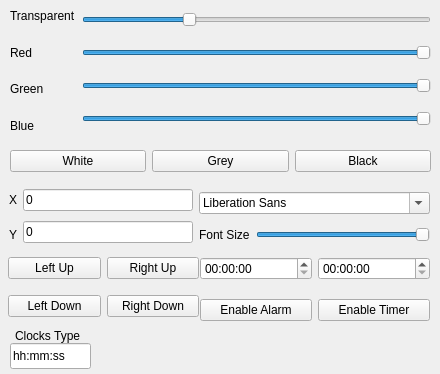
Old version of the form ClocksSettings.ui in the repository Roker2/ClocksOnWindows.
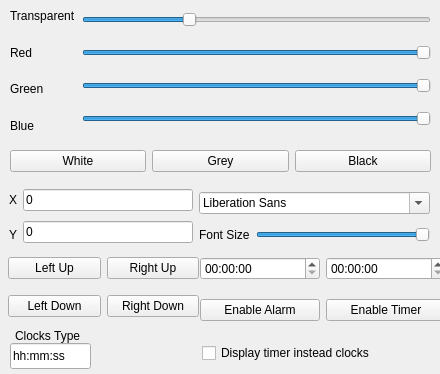
New version of the form. Icons and pictures are not drawn.

Commit message: Add displaying timer time feature

```diff
--- a/ClocksSettings.ui
+++ b/ClocksSettings.ui
@@ -320,12 +320,12 @@
     <string>Clocks Type</string>
    </property>
   </widget>
-  <widget class="QWidget" name="">
+  <widget class="QWidget" name="layoutWidget">
    <property name="geometry">
     <rect>
      <x>200</x>
      <y>244</y>
-     <width>230</width>
+     <width>246</width>
      <height>90</height>
     </rect>
    </property>
@@ -371,6 +371,22 @@
     </item>
    </layout>
   </widget>
+  <widget class="QCheckBox" name="checkBox_clocks_or_timer">
+   <property name="geometry">
+    <rect>
+     <x>202</x>
+     <y>340</y>
+     <width>191</width>
+     <height>26</height>
+    </rect>
+   </property>
+   <property name="text">
+    <string>Display timer instead clocks</string>
+   </property>
+   <property name="checkable">
+    <bool>false</bool>
+   </property>
+  </widget>
  </widget>
  <resources/>
  <connections/>
```
The commit also changes 3 other files.
